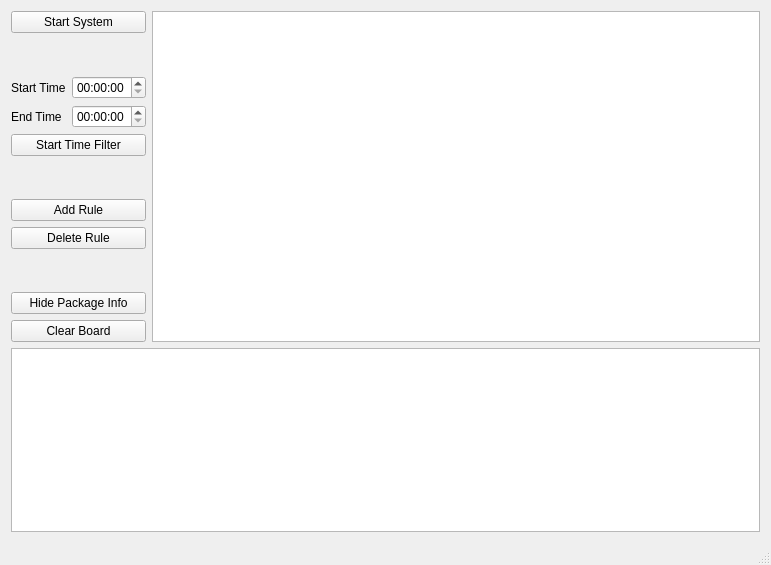
Before: the Qt Designer form firewall/mainwindow.ui in RazorK/packet-filtering-firewall, drawn with Qt 5.
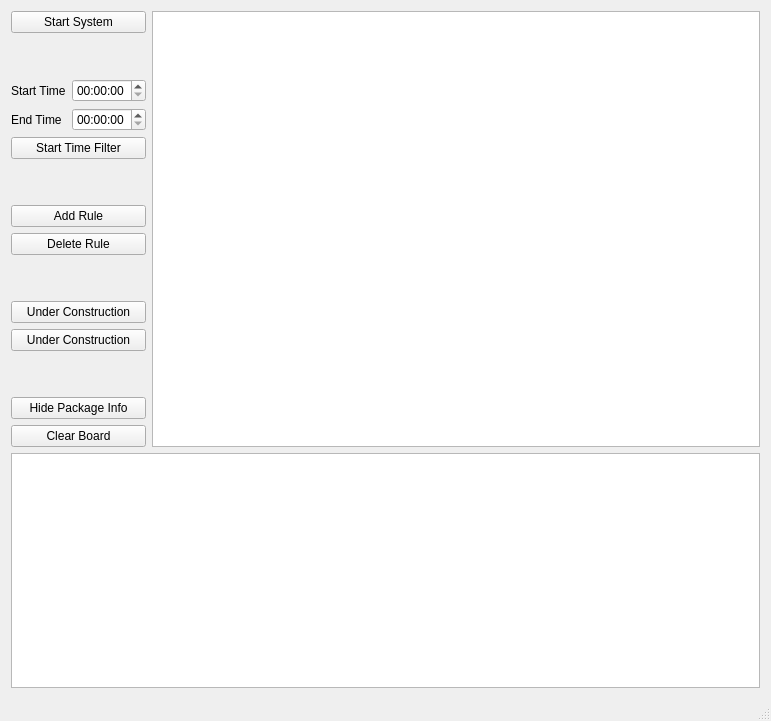
After: the same form once the commit is applied.

Diff of the .ui file:
```diff
--- a/firewall/mainwindow.ui
+++ b/firewall/mainwindow.ui
@@ -7,7 +7,7 @@
     <x>0</x>
     <y>0</y>
     <width>771</width>
-    <height>565</height>
+    <height>721</height>
    </rect>
   </property>
   <property name="windowTitle">
@@ -116,6 +116,36 @@
             </property>
            </widget>
           </item>
+          <item>
+           <spacer name="verticalSpacer_4">
+            <property name="orientation">
+             <enum>Qt::Vertical</enum>
+            </property>
+            <property name="sizeHint" stdset="0">
+             <size>
+              <width>20</width>
+              <height>40</height>
+             </size>
+            </property>
+           </spacer>
+          </item>
+          <item>
+           <widget class="QPushButton" name="pushButton_2">
+            <property name="text">
+             <string>Under Construction</string>
+            </property>
+            <property name="checkable">
+             <bool>false</bool>
+            </property>
+           </widget>
+          </item>
+          <item>
+           <widget class="QPushButton" name="pushButton_3">
+            <property name="text">
+             <string>Under Construction</string>
+            </property>
+           </widget>
+          </item>
           <item>
            <spacer name="verticalSpacer_2">
             <property name="orientation">
```
